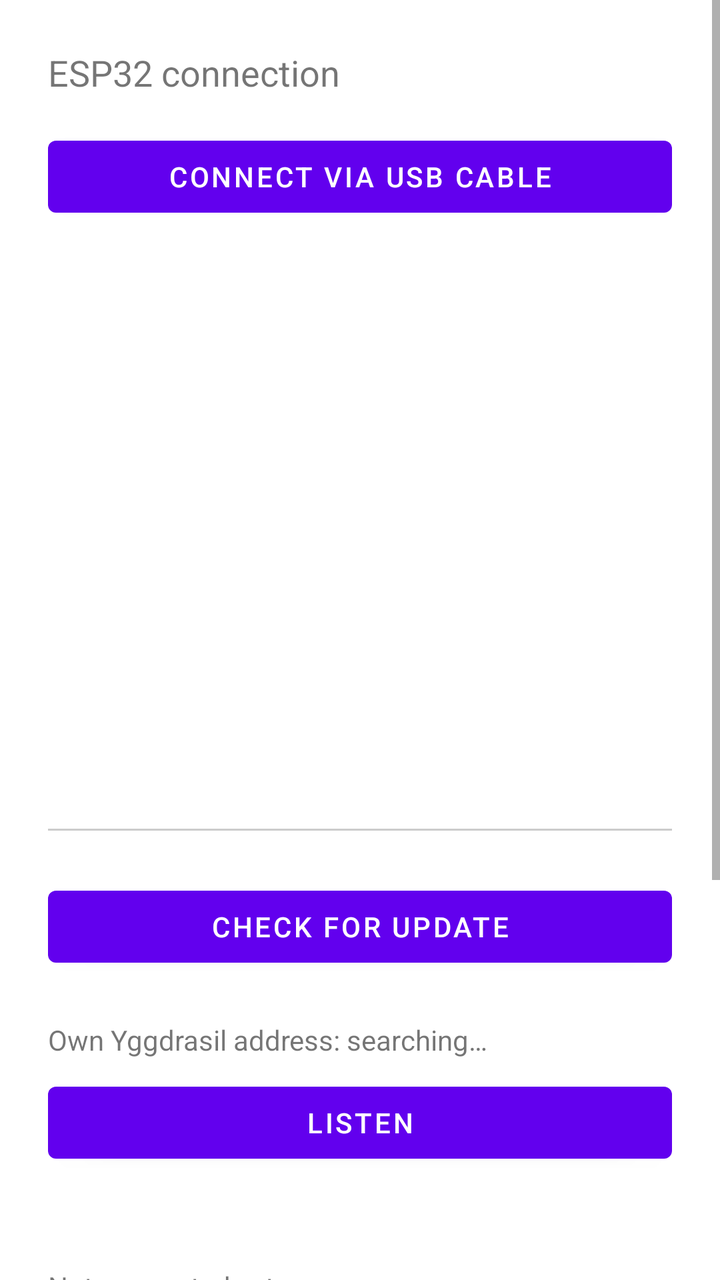
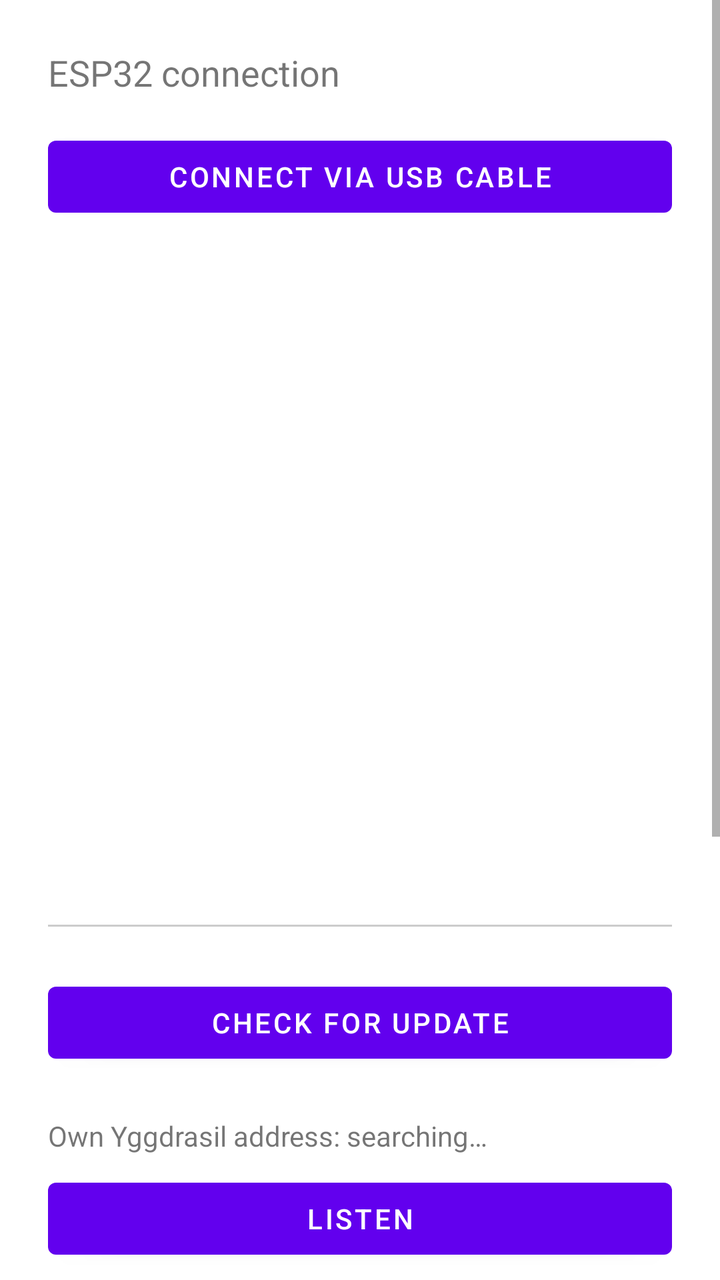

Compare the two renders of this Android layout. The source of the first and the diff that turns it into the second are given below.
<!-- AndroidManifest.xml: application theme Theme.RcVehicle -->
<!-- res/layout/activity_vehicle.xml -->
<?xml version="1.0" encoding="utf-8"?>
<ScrollView xmlns:android="http://schemas.android.com/apk/res/android"
    android:layout_width="match_parent"
    android:layout_height="match_parent"
    android:fitsSystemWindows="true">

<LinearLayout
    android:layout_width="match_parent"
    android:layout_height="wrap_content"
    android:orientation="vertical"
    android:padding="24dp">

    <TextView
        android:layout_width="wrap_content"
        android:layout_height="wrap_content"
        android:text="@string/vehicle_debug_title"
        android:textSize="18sp"
        android:layout_marginBottom="16dp" />

    <Button
        android:id="@+id/buttonConnectUsb"
        android:layout_width="match_parent"
        android:layout_height="wrap_content"
        android:text="@string/vehicle_connect_usb" />

    
    <TextView
        android:id="@+id/textLinkStatus"
        android:layout_width="match_parent"
        android:layout_height="wrap_content"
        android:layout_marginTop="16dp"
        android:textStyle="bold" />

    
    <ImageView
        android:id="@+id/imageYggdrasilQr"
        android:layout_width="200dp"
        android:layout_height="200dp"
        android:layout_marginTop="16dp"
        android:layout_gravity="center_horizontal"
        android:contentDescription="@string/vehicle_qr_content_description" />

    <TextView
        android:id="@+id/textYggdrasilStatus"
        android:layout_width="match_parent"
        android:layout_height="wrap_content"
        android:layout_marginTop="8dp"
        android:gravity="center_horizontal" />

    <Button
        android:id="@+id/buttonOpenYggdrasil"
        android:layout_width="wrap_content"
        android:layout_height="wrap_content"
        android:layout_gravity="center_horizontal"
        android:layout_marginTop="4dp"
        android:text="@string/vehicle_open_yggdrasil"
        android:visibility="gone" />

    
    <LinearLayout
        android:id="@+id/debugSection"
        android:layout_width="match_parent"
        android:layout_height="wrap_content"
        android:orientation="vertical">

        <View
            android:layout_width="match_parent"
            android:layout_height="1dp"
            android:layout_marginVertical="24dp"
            android:background="#33000000" />

        
        <LinearLayout
            android:layout_width="match_parent"
            android:layout_height="wrap_content"
            android:orientation="horizontal">

            <Button
                android:id="@+id/buttonCheckUpdate"
                android:layout_width="0dp"
                android:layout_height="wrap_content"
                android:layout_weight="1"
                android:text="@string/vehicle_check_update" />

            <Button
                android:id="@+id/buttonInstallUpdate"
                android:layout_width="0dp"
                android:layout_height="wrap_content"
                android:layout_weight="1"
                android:layout_marginStart="8dp"
                android:text="@string/vehicle_install_update"
                android:visibility="gone" />
        </LinearLayout>

        <TextView
            android:id="@+id/textUpdateStatus"
            android:layout_width="match_parent"
            android:layout_height="wrap_content"
            android:layout_marginTop="4dp" />

        <TextView
            android:id="@+id/textOwnYggdrasilAddress"
            android:layout_width="match_parent"
            android:layout_height="wrap_content"
            android:textIsSelectable="true"
            android:text="@string/vehicle_own_address_detecting" />

        <Button
            android:id="@+id/buttonListen"
            android:layout_width="match_parent"
            android:layout_height="wrap_content"
            android:layout_marginTop="8dp"
            android:text="@string/vehicle_start_listening" />

        <TextView
            android:id="@+id/textRtcLog"
            android:layout_width="match_parent"
            android:layout_height="wrap_content"
            android:layout_marginTop="16dp"
            android:fontFamily="monospace"
            android:textSize="12sp" />

        <TextView
            android:id="@+id/textStatus"
            android:layout_width="match_parent"
            android:layout_height="wrap_content"
            android:layout_marginTop="16dp"
            android:text="@string/vehicle_status_idle" />

        <TextView
            android:layout_width="wrap_content"
            android:layout_height="wrap_content"
            android:layout_marginTop="24dp"
            android:text="@string/vehicle_debug_steer" />
        <SeekBar
            android:id="@+id/seekSteer"
            android:layout_width="match_parent"
            android:layout_height="wrap_content"
            android:max="200"
            android:progress="100" />

        <TextView
            android:layout_width="wrap_content"
            android:layout_height="wrap_content"
            android:layout_marginTop="16dp"
            android:text="@string/vehicle_debug_throttle" />
        <SeekBar
            android:id="@+id/seekThrottle"
            android:layout_width="match_parent"
            android:layout_height="wrap_content"
            android:max="200"
            android:progress="100" />

        <TextView
            android:layout_width="wrap_content"
            android:layout_height="wrap_content"
            android:layout_marginTop="24dp"
            android:text="@string/vehicle_wifi_fallback_title" />

        <EditText
            android:id="@+id/editEspIp"
            android:layout_width="match_parent"
            android:layout_height="wrap_content"
            android:hint="@string/vehicle_esp_ip_hint"
            android:inputType="text"
            android:text="192.168.4.1" />

        <Button
            android:id="@+id/buttonConnect"
            android:layout_width="match_parent"
            android:layout_height="wrap_content"
            android:layout_marginTop="8dp"
            android:text="@string/vehicle_connect" />

    </LinearLayout>

</LinearLayout>
</ScrollView>
<!-- resources referenced by this layout -->
<resources>
  <string name="vehicle_check_update">Check for update</string>
  <string name="vehicle_connect">Connect</string>
  <string name="vehicle_connect_usb">Connect via USB cable</string>
  <string name="vehicle_debug_steer">Steer</string>
  <string name="vehicle_debug_throttle">Throttle</string>
  <string name="vehicle_debug_title">ESP32 connection</string>
  <string name="vehicle_esp_ip_hint">ESP32 IP address or servotester.local</string>
  <string name="vehicle_install_update">Install update</string>
  <string name="vehicle_open_yggdrasil">Open Yggdrasil</string>
  <string name="vehicle_own_address_detecting">Own Yggdrasil address: searching…</string>
  <string name="vehicle_qr_content_description">QR code with own Yggdrasil address</string>
  <string name="vehicle_start_listening">Listen</string>
  <string name="vehicle_status_idle">Not connected yet</string>
  <string name="vehicle_wifi_fallback_title">Or via WiFi (fallback):</string>
  <style name="Theme.RcVehicle" parent="Theme.MaterialComponents.DayNight.NoActionBar" />
</resources>

<!-- the commit's change to res/layout/activity_vehicle.xml (unified diff, before → after) -->
@@ -32,13 +32,20 @@
         android:textStyle="bold" />
 
     
-    <ImageView
-        android:id="@+id/imageYggdrasilQr"
-        android:layout_width="200dp"
-        android:layout_height="200dp"
+    <FrameLayout
+        android:layout_width="wrap_content"
+        android:layout_height="wrap_content"
         android:layout_marginTop="16dp"
         android:layout_gravity="center_horizontal"
-        android:contentDescription="@string/vehicle_qr_content_description" />
+        android:background="@android:color/white"
+        android:padding="24dp">
+
+        <ImageView
+            android:id="@+id/imageYggdrasilQr"
+            android:layout_width="200dp"
+            android:layout_height="200dp"
+            android:contentDescription="@string/vehicle_qr_content_description" />
+    </FrameLayout>
 
     <TextView
         android:id="@+id/textYggdrasilStatus"
